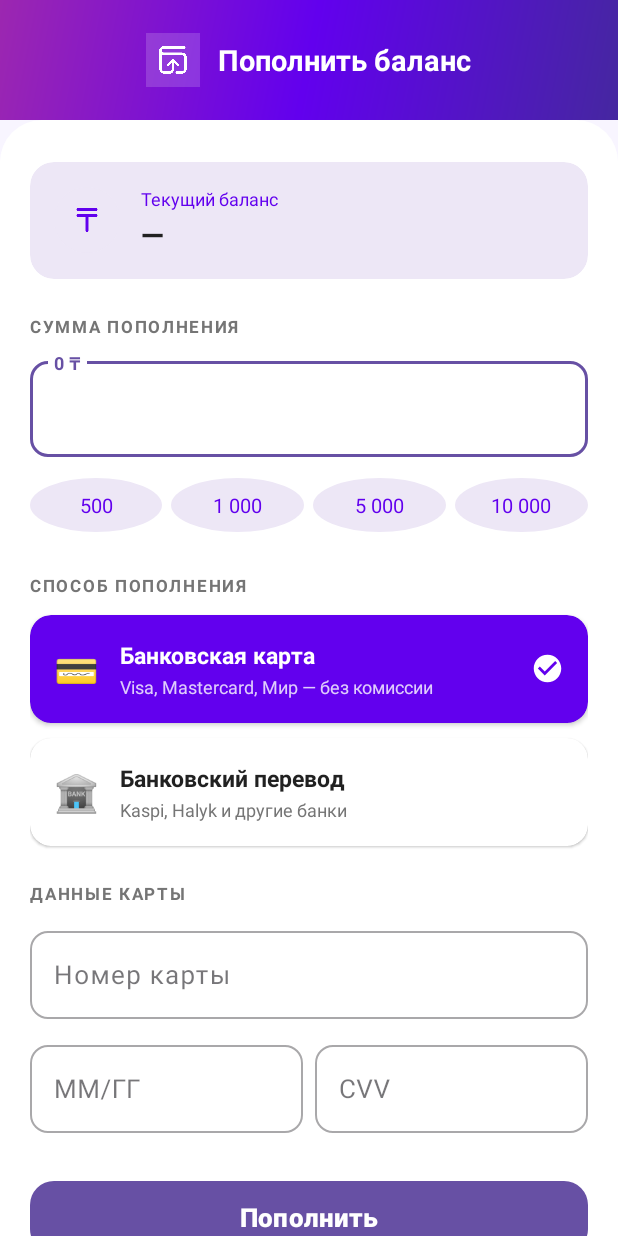
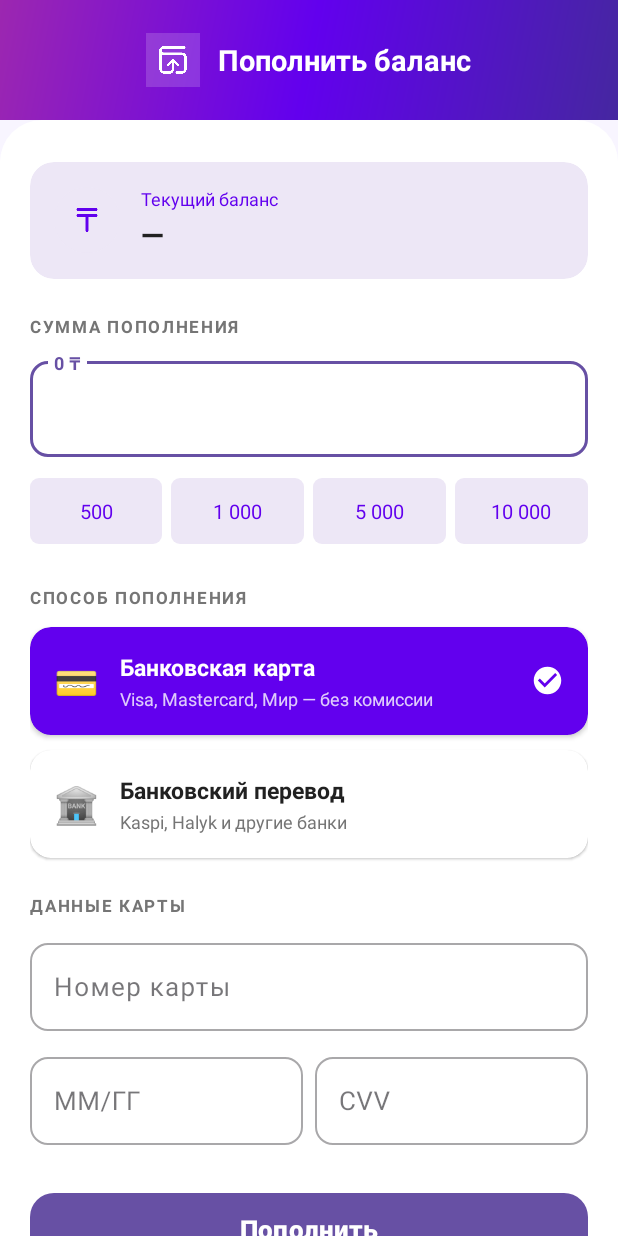
Before and after one commit to NailGareev/TumarSuperApp, an Android app: the fragment TopUpFragment shown on its own in the app's theme, after a tap on an icon or button, on a phone screen of 412 x 824 dp. Run offline under Robolectric (Android 15) with nearby library versions, the phone set to English and light mode, and no system bars; network calls fail; 1 statement that could not run was skipped.

Commit message:
Fix 5 UI issues in TopUp, Transfer, and navigation
1. TopUp method selector: update text colors when switching between
   Банковская карта / Банковский перевод so white text stays visible
   on the purple active card and dark text shows on the white inactive card.
2. Bank transfer virtual card display: hide expiry and CVV rows,
   show card number only.
3. TopUp quick amount chips: square corners (bg_chip_purple) and
   44dp height instead of oval (bg_icon_circle_purple).
4. Transfer amount hint: changed from "0 ₸" (floats awkwardly) to "Сумма".
5. Bottom nav: clear fragment back stack when switching tabs so pressing
   "Главная" from any sub-section returns to Home.

https://claude.ai/code/session_01QGJuRi8BHGViYwG2bmUdGu

```diff
--- a/app/src/main/java/com/digitalcompany/tumarsuperapp/MainActivity.java
+++ b/app/src/main/java/com/digitalcompany/tumarsuperapp/MainActivity.java
@@ -62,6 +62,7 @@ public class MainActivity extends AppCompatActivity implements FragmentManager.O
         } else { Log.e(TAG, "appBarLayout равен null при обработке навигации!"); }
 
         if (selectedFragment != null && loadSuccess) {
+            getSupportFragmentManager().popBackStackImmediate(null, FragmentManager.POP_BACK_STACK_INCLUSIVE);
             loadFragment(selectedFragment);
             updateToolbarTitle();
             return true;
--- a/app/src/main/java/com/digitalcompany/tumarsuperapp/TopUpFragment.java
+++ b/app/src/main/java/com/digitalcompany/tumarsuperapp/TopUpFragment.java
@@ -63,6 +63,7 @@ public class TopUpFragment extends Fragment {
 
     // Method selector cards
     private CardView methodCard, methodBank;
+    private TextView tvMethodCardTitle, tvMethodCardSub, tvMethodBankTitle, tvMethodBankSub;
 
     private ApiService apiService;
 
@@ -93,6 +94,10 @@ public class TopUpFragment extends Fragment {
 
         methodCard = view.findViewById(R.id.method_card);
         methodBank = view.findViewById(R.id.method_bank);
+        tvMethodCardTitle = view.findViewById(R.id.tv_method_card_title);
+        tvMethodCardSub   = view.findViewById(R.id.tv_method_card_sub);
+        tvMethodBankTitle = view.findViewById(R.id.tv_method_bank_title);
+        tvMethodBankSub   = view.findViewById(R.id.tv_method_bank_sub);
 
         sectionCardInput = view.findViewById(R.id.section_card_input);
         tilCardNumber = view.findViewById(R.id.til_card_number);
@@ -133,11 +138,27 @@ public class TopUpFragment extends Fragment {
         if (method == Method.CARD) {
             methodCard.setCardBackgroundColor(0xFF6200EE);
             methodBank.setCardBackgroundColor(resolveCardBg());
+            if (tvMethodCardTitle != null) {
+                tvMethodCardTitle.setTextColor(0xFFFFFFFF);
+                tvMethodCardSub.setTextColor(0xCCFFFFFF);
+            }
+            if (tvMethodBankTitle != null) {
+                tvMethodBankTitle.setTextColor(0xFF212121);
+                tvMethodBankSub.setTextColor(0xFF757575);
+            }
             sectionCardInput.setVisibility(View.VISIBLE);
             sectionBankTransfer.setVisibility(View.GONE);
         } else {
             methodBank.setCardBackgroundColor(0xFF6200EE);
             methodCard.setCardBackgroundColor(resolveCardBg());
+            if (tvMethodBankTitle != null) {
+                tvMethodBankTitle.setTextColor(0xFFFFFFFF);
+                tvMethodBankSub.setTextColor(0xCCFFFFFF);
+            }
+            if (tvMethodCardTitle != null) {
+                tvMethodCardTitle.setTextColor(0xFF212121);
+                tvMethodCardSub.setTextColor(0xFF757575);
+            }
             sectionCardInput.setVisibility(View.GONE);
             sectionBankTransfer.setVisibility(View.VISIBLE);
             loadUserCard();
--- a/app/src/main/res/layout/fragment_topup.xml
+++ b/app/src/main/res/layout/fragment_topup.xml
@@ -148,55 +148,55 @@
                 <TextView
                     android:id="@+id/chip_topup_500"
                     android:layout_width="0dp"
-                    android:layout_height="36dp"
+                    android:layout_height="44dp"
                     android:layout_weight="1"
                     android:layout_marginEnd="6dp"
                     android:gravity="center"
                     android:text="500"
                     android:textSize="13sp"
                     android:textColor="@color/colorPrimary"
-                    android:background="@drawable/bg_icon_circle_purple"
+                    android:background="@drawable/bg_chip_purple"
                     android:clickable="true"
                     android:focusable="true" />
 
                 <TextView
                     android:id="@+id/chip_topup_1000"
                     android:layout_width="0dp"
-                    android:layout_height="36dp"
+                    android:layout_height="44dp"
                     android:layout_weight="1"
                     android:layout_marginEnd="6dp"
                     android:gravity="center"
                     android:text="1 000"
                     android:textSize="13sp"
                     android:textColor="@color/colorPrimary"
-                    android:background="@drawable/bg_icon_circle_purple"
+                    android:background="@drawable/bg_chip_purple"
                     android:clickable="true"
                     android:focusable="true" />
 
                 <TextView
                     android:id="@+id/chip_topup_5000"
                     android:layout_width="0dp"
-                    android:layout_height="36dp"
+                    android:layout_height="44dp"
                     android:layout_weight="1"
                     android:layout_marginEnd="6dp"
                     android:gravity="center"
                     android:text="5 000"
                     android:textSize="13sp"
                     android:textColor="@color/colorPrimary"
-                    android:background="@drawable/bg_icon_circle_purple"
+                    android:background="@drawable/bg_chip_purple"
                     android:clickable="true"
                     android:focusable="true" />
 
                 <TextView
                     android:id="@+id/chip_topup_10000"
                     android:layout_width="0dp"
-                    android:layout_height="36dp"
+                    android:layout_height="44dp"
                     android:layout_weight="1"
                     android:gravity="center"
                     android:text="10 000"
                     android:textSize="13sp"
                     android:textColor="@color/colorPrimary"
-                    android:background="@drawable/bg_icon_circle_purple"
+                    android:background="@drawable/bg_chip_purple"
                     android:clickable="true"
                     android:focusable="true" />
             </LinearLayout>
@@ -246,6 +246,7 @@
                         android:orientation="vertical">
 
                         <TextView
+                            android:id="@+id/tv_method_card_title"
                             android:layout_width="wrap_content"
                             android:layout_height="wrap_content"
                             android:text="Банковская карта"
@@ -254,6 +255,7 @@
                             android:textColor="#FFFFFF" />
 
                         <TextView
+                            android:id="@+id/tv_method_card_sub"
                             android:layout_width="wrap_content"
                             android:layout_height="wrap_content"
                             android:layout_marginTop="2dp"
@@ -303,6 +305,7 @@
                         android:orientation="vertical">
 
                         <TextView
+                            android:id="@+id/tv_method_bank_title"
                             android:layout_width="wrap_content"
                             android:layout_height="wrap_content"
                             android:text="Банковский перевод"
@@ -311,6 +314,7 @@
                             android:textColor="@color/text_primary" />
 
                         <TextView
+                            android:id="@+id/tv_method_bank_sub"
                             android:layout_width="wrap_content"
                             android:layout_height="wrap_content"
                             android:layout_marginTop="2dp"
@@ -472,10 +476,12 @@
                             android:gravity="center_vertical">
 
                             <LinearLayout
+                                android:id="@+id/ll_card_expiry"
                                 android:layout_width="0dp"
                                 android:layout_height="wrap_content"
                                 android:layout_weight="1"
-                                android:orientation="vertical">
+                                android:orientation="vertical"
+                                android:visibility="gone">
 
                                 <TextView
                                     android:layout_width="wrap_content"
@@ -497,10 +503,12 @@
                             </LinearLayout>
 
                             <LinearLayout
+                                android:id="@+id/ll_card_cvv"
                                 android:layout_width="wrap_content"
                                 android:layout_height="wrap_content"
                                 android:orientation="vertical"
-                                android:layout_marginStart="24dp">
+                                android:layout_marginStart="24dp"
+                                android:visibility="gone">
 
                                 <TextView
                                     android:layout_width="wrap_content"
--- a/app/src/main/res/layout/fragment_transfer.xml
+++ b/app/src/main/res/layout/fragment_transfer.xml
@@ -754,7 +754,7 @@
                 style="@style/AuthInputLayout"
                 android:layout_width="match_parent"
                 android:layout_height="wrap_content"
-                android:hint="0 ₸">
+                android:hint="Сумма">
 
                 <com.google.android.material.textfield.TextInputEditText
                     android:id="@+id/et_transfer_amount"
```
